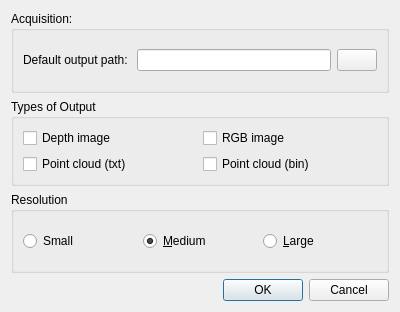
ALEXJAZZ008008/KinectLibraries, file src/KinectFrontend/Widgets/Konnector/konnector_settings.ui: the form before one commit.
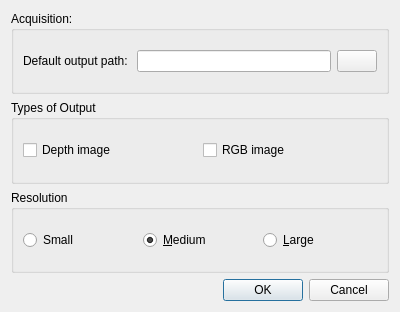
The form after the commit. Icons and pictures are not drawn.

Patch:
```diff
--- a/src/KinectFrontend/Widgets/Konnector/konnector_settings.ui
+++ b/src/KinectFrontend/Widgets/Konnector/konnector_settings.ui
@@ -29,20 +29,6 @@
           </property>
          </widget>
         </item>
-        <item row="2" column="1">
-         <widget class="QCheckBox" name="_chk_output_pc_bin">
-          <property name="text">
-           <string>Point cloud (bin)</string>
-          </property>
-         </widget>
-        </item>
-        <item row="2" column="0">
-         <widget class="QCheckBox" name="_chk_output_pc_txt">
-          <property name="text">
-           <string>Point cloud (txt)</string>
-          </property>
-         </widget>
-        </item>
         <item row="0" column="0">
          <widget class="QCheckBox" name="_chk_ouput_depth">
           <property name="text">
```
Left out of the diff: 5 changed lines with no effect on the pictures.
